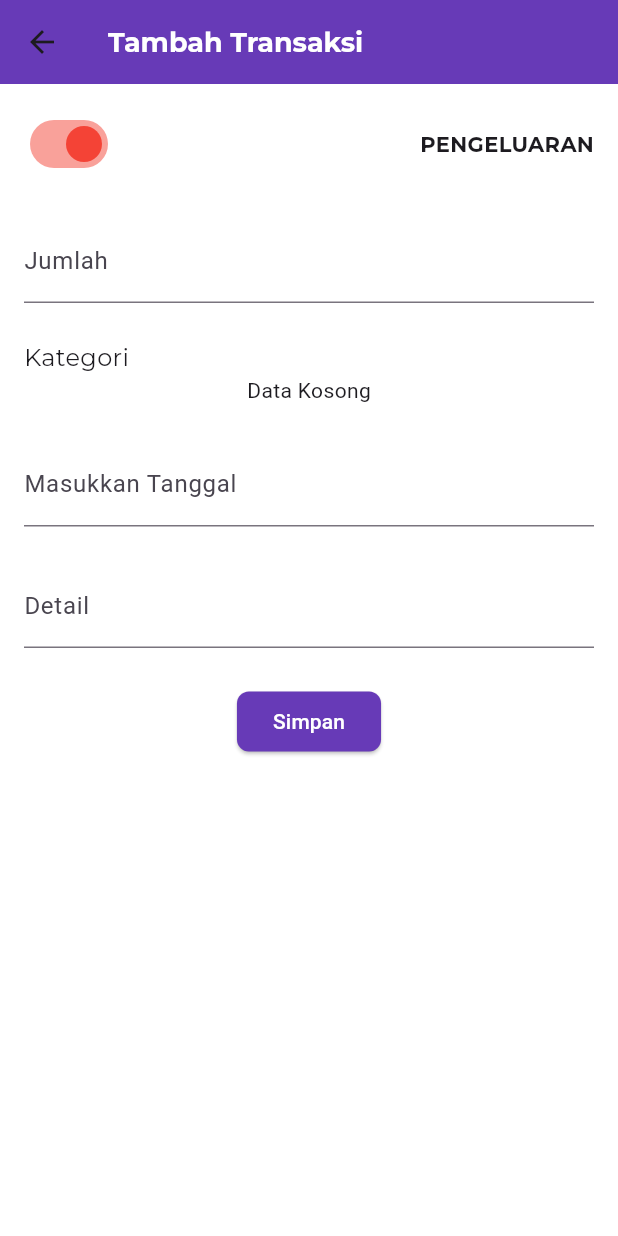
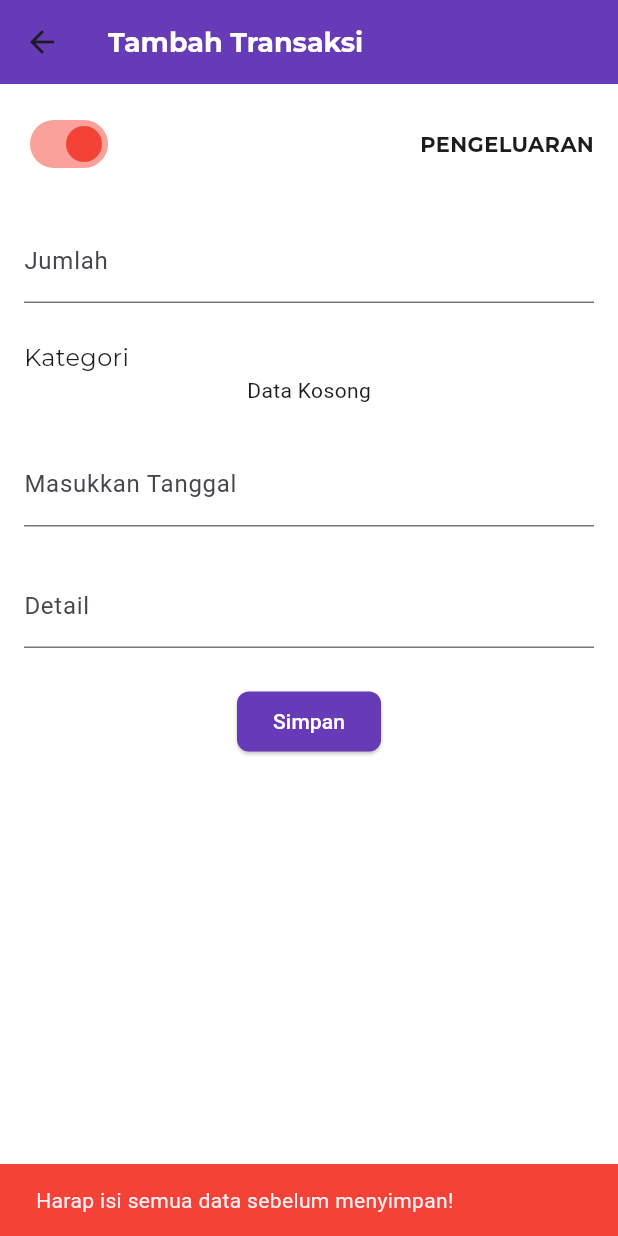
Before and after one commit to Zammil00/catat_uang, a Flutter app: the TransactionPage screen opened directly, after a tap on "Simpan", on a phone screen of 412 x 824 dp. Run offline on Flutter 3.47's test engine with Material 3 defaults, Android fonts, the phone set to English and light mode, and no system bars; our stand-ins replace drift, google_fonts, lottie; missing offline and left inert: calendar_appbar, sqlite3; accounts and stored records are empty; generated files the repository leaves out were written again.

Commit message:
Update UI

```diff
--- a/lib/pages/main_page.dart
+++ b/lib/pages/main_page.dart
@@ -62,7 +62,10 @@ class _MainPageState extends State<MainPage> {
                     const EdgeInsets.symmetric(vertical: 36, horizontal: 16),
                 child: Text(
                   "KATEGORI",
-                  style: GoogleFonts.montserrat(fontSize: 20),
+                  style: GoogleFonts.montserrat(
+                    fontSize: 20,
+                    fontWeight: FontWeight.bold,
+                  ),
                 ),
               )),
       floatingActionButton: Visibility(
--- a/lib/pages/transaction_page.dart
+++ b/lib/pages/transaction_page.dart
@@ -239,6 +239,22 @@ class _TransactionPageState extends State<TransactionPage> {
             Center(
               child: ElevatedButton(
                   onPressed: () async {
+                    // Cek apakah ada data yang kosong sebelum menyimpan
+                    if (amountController.text.isEmpty ||
+                        dateController.text.isEmpty ||
+                        detailController.text.isEmpty ||
+                        selectedCategory == null) {
+                      ScaffoldMessenger.of(context).showSnackBar(
+                        SnackBar(
+                          content:
+                              Text('Harap isi semua data sebelum menyimpan!'),
+                          backgroundColor:
+                              Colors.red, // Warna merah untuk error
+                        ),
+                      );
+                      return; // Hentikan eksekusi jika data tidak lengkap
+                    }
+
                     if (widget.transactionWithCategory != null) {
                       await update(
                         widget.transactionWithCategory!.transaction.id,
@@ -248,18 +264,26 @@ class _TransactionPageState extends State<TransactionPage> {
                         detailController.text,
                       );
                     } else {
-                      insert(
-                          int.parse(amountController.text),
-                          DateTime.parse(dateController.text),
-                          detailController.text,
-                          selectedCategory!.id);
+                      await insert(
+                        int.parse(amountController.text),
+                        DateTime.parse(dateController.text),
+                        detailController.text,
+                        selectedCategory!.id,
+                      );
                     }
+
                     setState(() {});
+
                     Navigator.pop(context, true);
+
+                    // Tampilkan notifikasi berhasil menyimpan
                     ScaffoldMessenger.of(context).showSnackBar(
-                      SnackBar(content: Text('menyimpan transaksi!')),
+                      SnackBar(
+                        content: Text('Transaksi berhasil disimpan!'),
+                        backgroundColor:
+                            Colors.green, // Warna hijau untuk sukses
+                      ),
                     );
-                    // Navigator.pop(context, true);
                   },
                   style: ButtonStyle(
                     backgroundColor: WidgetStateProperty.all(Colors.deepPurple),
```
Also changed, not shown: lib/pages/category_page.dart (+13 -5 lines), lib/pages/home_page.dart (+24 -9 lines).
